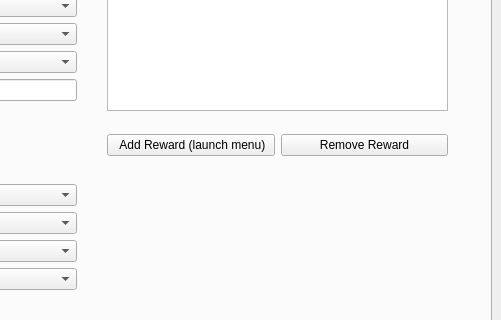
ThePi1/SPT-Trader-Builder, file src/modules/gui/ui/gui_quests.ui: the form before one commit; both pictures show x 274 to 775 and y 124 to 444 of the 775 by 760 pixel window.
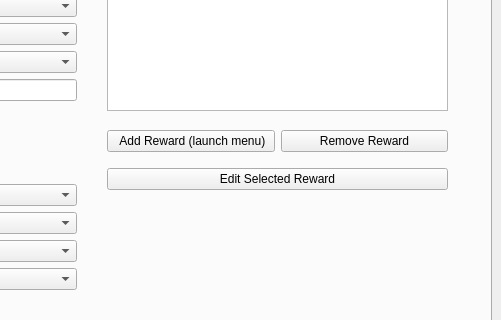
The form after the commit.

Commit message: Edit a reward from the Quest Builder: button, double-click, timing moves

What changed in the file:
```diff
--- a/src/modules/gui/ui/gui_quests.ui
+++ b/src/modules/gui/ui/gui_quests.ui
@@ -188,7 +188,7 @@
           <x>370</x>
           <y>190</y>
           <width>341</width>
-          <height>51</height>
+          <height>81</height>
          </rect>
         </property>
         <layout class="QGridLayout" name="grd_fields_4">
@@ -206,6 +206,13 @@
            </property>
           </widget>
          </item>
+         <item row="1" column="0" colspan="2">
+          <widget class="QPushButton" name="pb_edit_reward">
+           <property name="text">
+            <string>Edit Selected Reward</string>
+           </property>
+          </widget>
+         </item>
         </layout>
        </widget>
        <widget class="QLabel" name="label_2">
```
Left out of the diff: 3 changed lines with no effect on the pictures. The commit also changes 4 other files.
